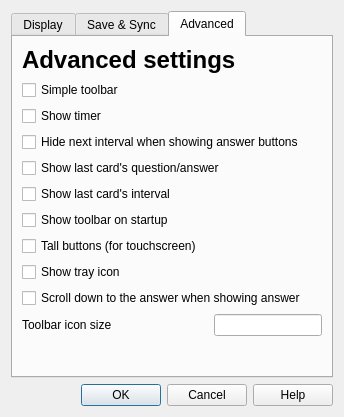
Above: designer/preferences.ui from ankitects/anki before the change. Below: the same form after it.
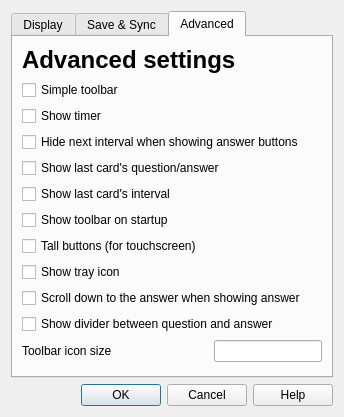
That is the form after the change. The open tabs and pages were chosen to show the change.

Commit message: make qa divider configurable

The edit to the form file:
```diff
--- a/designer/preferences.ui
+++ b/designer/preferences.ui
@@ -441,6 +441,13 @@
            </property>
           </widget>
          </item>
+         <item row="10" column="0" >
+          <widget class="QCheckBox" name="showDivider" >
+           <property name="text" >
+            <string>Show divider between question and answer</string>
+           </property>
+          </widget>
+         </item>
         </layout>
        </item>
        <item>
```
The commit also changes 1 other file.
